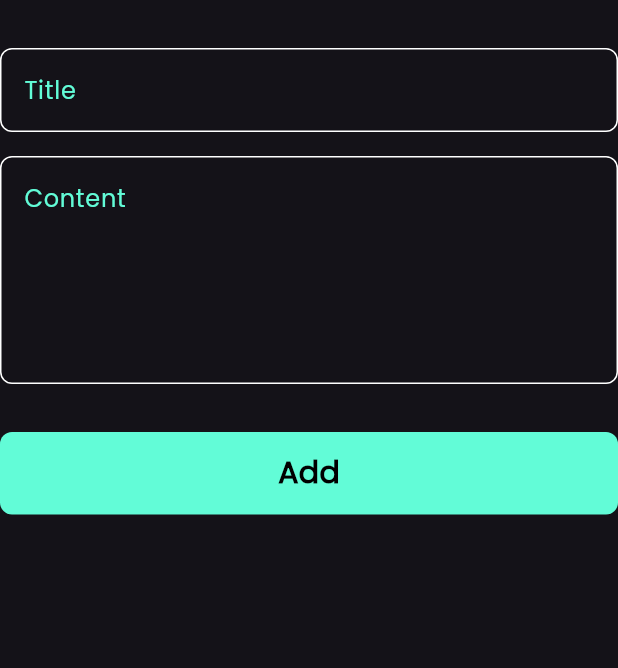
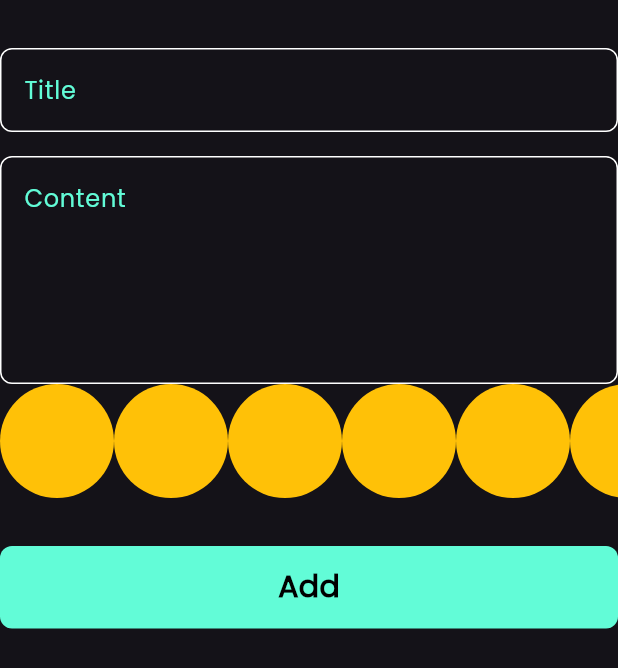
Before and after one commit to mhaz10/notes_app_udemy, a Flutter app: the AddNoteForm widget shown alone on an empty page, opened directly, on a phone screen of 412 x 824 dp. Shown: the top 668 px of the screen. Run offline on Flutter 3.47's test engine with Material 3 defaults, Android fonts, the phone set to English and light mode, and no system bars; our stand-ins replace bloc, flutter_bloc, hive, hive_flutter; accounts and stored records are empty.

Commit message:
create colors list view part one

```diff
--- a/lib/views/widgets/add_note_form.dart
+++ b/lib/views/widgets/add_note_form.dart
@@ -1,8 +1,10 @@
 import 'package:flutter/material.dart';
+import 'package:flutter/rendering.dart';
 import 'package:flutter_bloc/flutter_bloc.dart';
 import 'package:intl/intl.dart';
 import 'package:notes_app_udemy/cubits/add%20note%20cubit/add_note_cubit.dart';
 import 'package:notes_app_udemy/models/note_model.dart';
+import 'package:notes_app_udemy/views/widgets/colors_list_view.dart';
 import 'package:notes_app_udemy/views/widgets/custom_button.dart';
 import 'package:notes_app_udemy/views/widgets/custom_text_field.dart';
 
@@ -44,6 +46,7 @@ class _AddNoteFormState extends State<AddNoteForm> {
             hintText: 'Content',
             maxLines: 5,
           ),
+          const ColorsListView(),
           const SizedBox(height: 32,),
           BlocBuilder<AddNoteCubit, AddNoteState>(
             builder: (context, state) {
--- /dev/null
+++ b/lib/views/widgets/colors_list_view.dart
@@ -0,0 +1,29 @@
+import 'package:flutter/material.dart';
+
+class ColorsListView extends StatelessWidget {
+  const ColorsListView({super.key});
+
+  @override
+  Widget build(BuildContext context) {
+    return SizedBox(
+      height: 76,
+      child: ListView.builder(
+        scrollDirection: Axis.horizontal,
+        itemCount: 10,
+        itemBuilder: (context, index) => const ColorItem(),
+      ),
+    );
+  }
+}
+
+class ColorItem extends StatelessWidget {
+  const ColorItem({super.key});
+
+  @override
+  Widget build(BuildContext context) {
+    return const CircleAvatar(
+      radius: 38,
+      backgroundColor: Colors.amber,
+    );
+  }
+}
```
